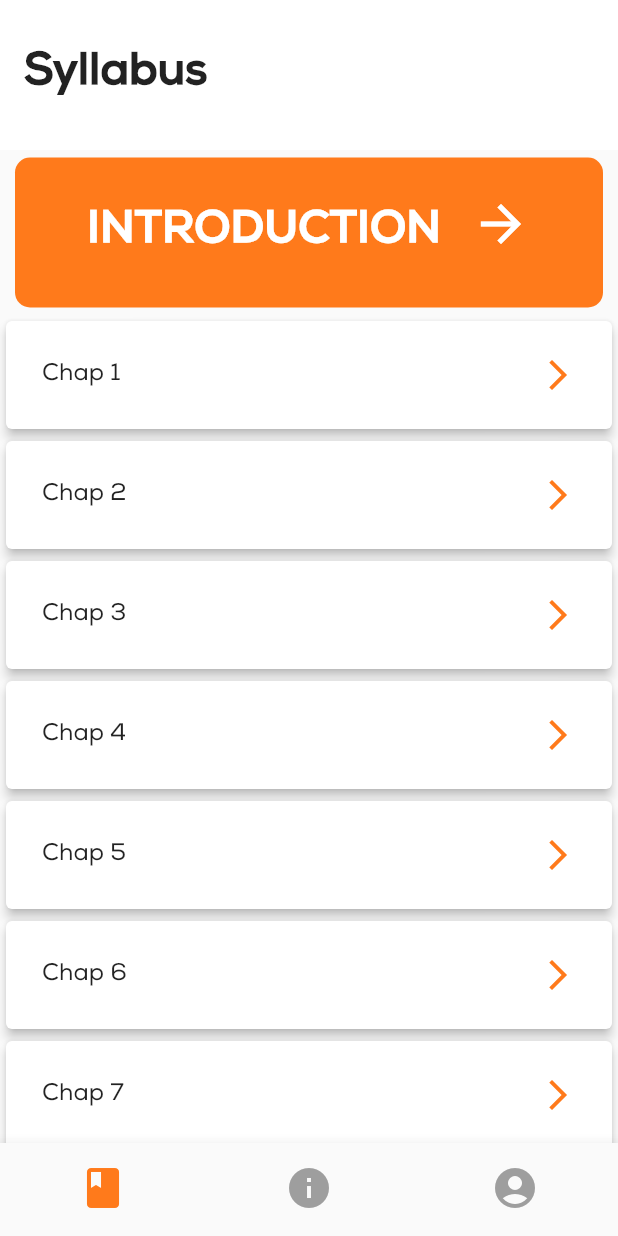
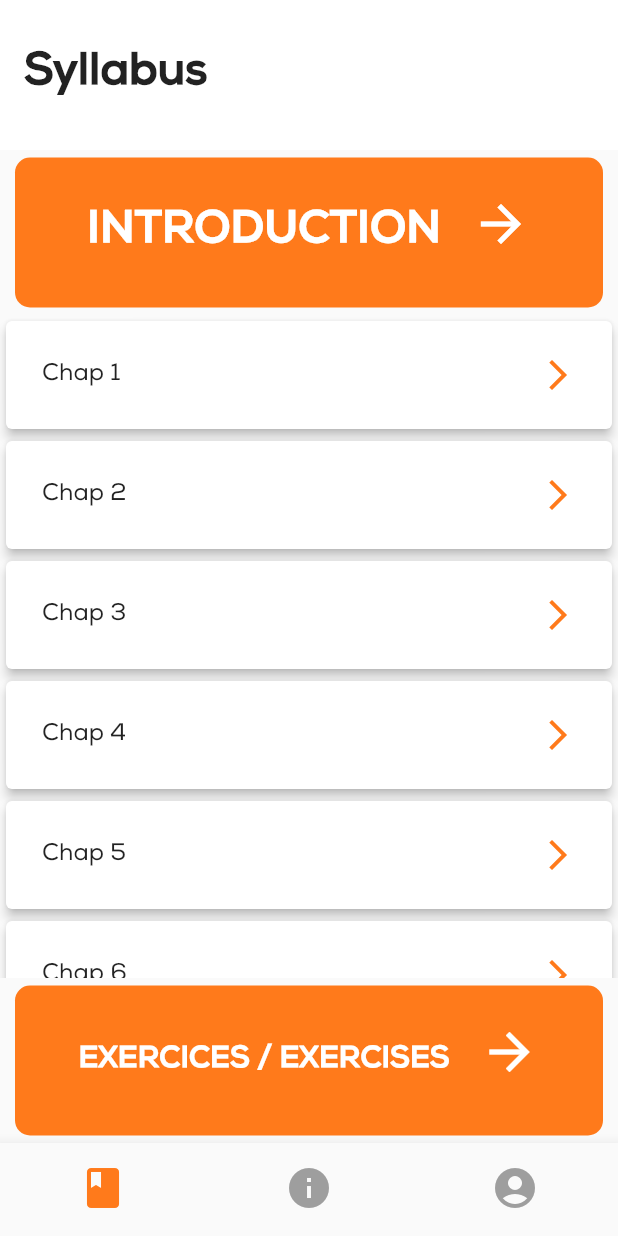
Before and after one commit to Chroma241/StemaApp, a Flutter app: the screen it shows after launch, on a phone screen of 412 x 824 dp. Run offline on Flutter 3.47's test engine with Material 2 defaults, Android fonts, the phone set to English and light mode, and no system bars; our stand-ins replace animated_text_kit, auto_size_text, hive, hive_flutter, open_file, pdf and 1 more; missing offline and left inert: syncfusion_flutter_pdfviewer; accounts and stored records are empty.

Commit message:
new button Exercises

```diff
--- a/lib/screens/courses.dart
+++ b/lib/screens/courses.dart
@@ -1,5 +1,6 @@
 import 'package:flutter/material.dart';
 import 'package:steam/constants.dart';
+import 'package:steam/screens/exercise.dart';
 import 'package:steam/screens/introduction.dart';
 import 'ressources.dart';
 import 'pdf.dart';
@@ -138,6 +139,7 @@ class _ListCoursesState extends State<ListCourses> {
               )),
             ),
           ),
+
           Expanded(
             child: CustomScrollView(
               slivers: <Widget>[
@@ -185,6 +187,51 @@ class _ListCoursesState extends State<ListCourses> {
               ],
             ),
           ),
+          GestureDetector(
+            onTap: () {
+              Navigator.push(
+                context,
+                MaterialPageRoute(
+                  builder: (context) => Exercise(),
+                ),
+              );
+            },
+            child: Container(
+              height: 100,
+              margin: EdgeInsets.symmetric(horizontal: 10, vertical: 5),
+
+              decoration: BoxDecoration(
+                color: mainColor, // Couleur d'arrière-plan du Container
+                borderRadius:
+                    BorderRadius.circular(10.0), // Ajoutez un BorderRadius
+              ), // Couleur d'arrière-plan du Container
+              child: Center(
+                  child: Row(
+                mainAxisAlignment: MainAxisAlignment.center,
+                children: [
+                  Text(
+                    "Exercices / Exercises".toUpperCase(),
+                    style: TextStyle(
+                        color: Colors.white,
+                        fontSize: 20,
+                        fontWeight: FontWeight.bold,
+                        fontFamily: "Nexa-Bold"),
+                  ),
+                  SizedBox(
+                    width: 20,
+                  ),
+                  Padding(
+                    padding: const EdgeInsets.only(bottom: 12),
+                    child: Icon(
+                      Icons.arrow_forward,
+                      size: 40,
+                      color: Colors.white,
+                    ),
+                  )
+                ],
+              )),
+            ),
+          ),
         ],
       ),
     );
```
Also changed, not shown: lib/screens/exercise.dart (added, +81 -0 lines), 2 other files.
